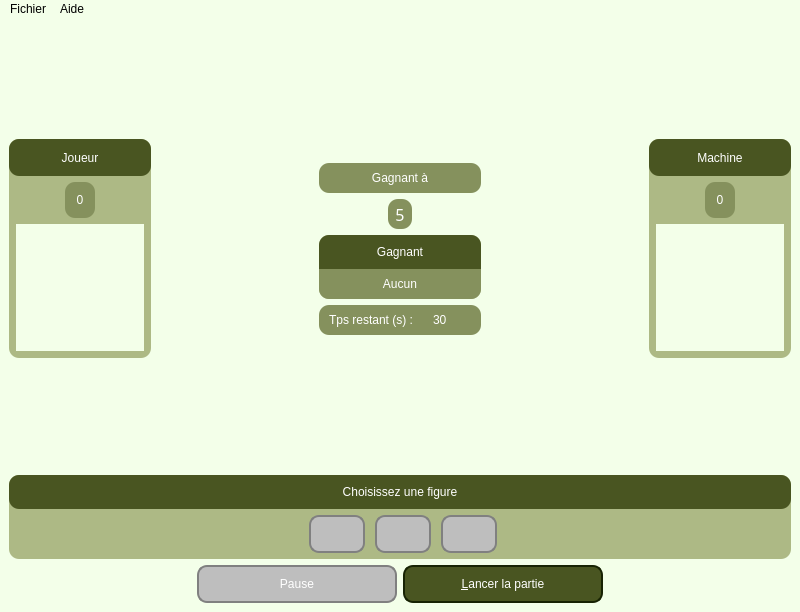
Before: the Qt Designer form chifoumi/chifoumivue.ui in Hizaak/S2-01-Developpement_d_une_application, drawn with Qt 5.
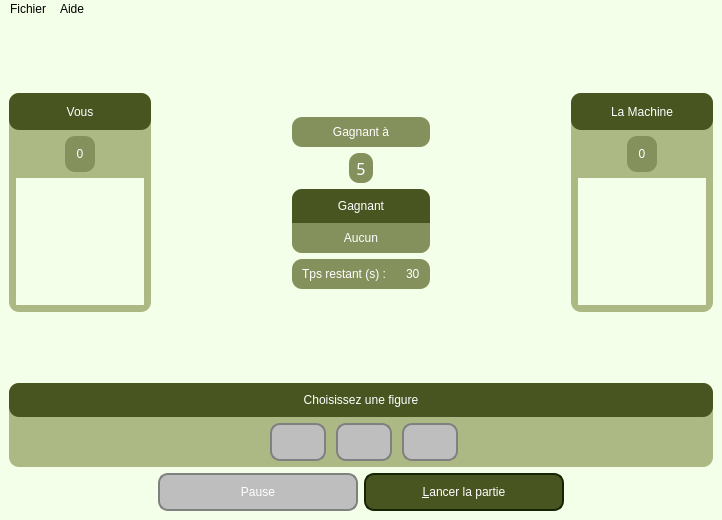
After: the same form once the commit is applied. Icons and pictures are not drawn.

Patch:
```diff
--- a/chifoumi/chifoumivue.ui
+++ b/chifoumi/chifoumivue.ui
@@ -6,8 +6,8 @@
    <rect>
     <x>0</x>
     <y>0</y>
-    <width>800</width>
-    <height>612</height>
+    <width>722</width>
+    <height>520</height>
    </rect>
   </property>
   <property name="minimumSize">
@@ -50,8 +50,8 @@
 #labelJDroit {
 	background-color: rgb(73, 85, 33);
 	border-radius: 10px;
-	padding-left: 30px;
-	padding-right: 30px;
+	padding-left: 20px;
+	padding-right: 20px;
 	padding-top: 10px;
 	padding-bottom: 10px;
 	color: white;
@@ -415,7 +415,7 @@
          <item>
           <widget class="QLabel" name="labelJGauche">
            <property name="text">
-            <string>Joueur</string>
+            <string>Vous</string>
            </property>
            <property name="alignment">
             <set>Qt::AlignCenter</set>
@@ -844,7 +844,7 @@
          <item>
           <widget class="QLabel" name="labelJDroit">
            <property name="text">
-            <string>Machine</string>
+            <string>La Machine</string>
            </property>
            <property name="alignment">
             <set>Qt::AlignCenter</set>
@@ -1190,7 +1190,7 @@
     <rect>
      <x>0</x>
      <y>0</y>
-     <width>800</width>
+     <width>722</width>
      <height>21</height>
     </rect>
    </property>
```
Left out of the diff: 10 changed lines with no effect on the pictures.
